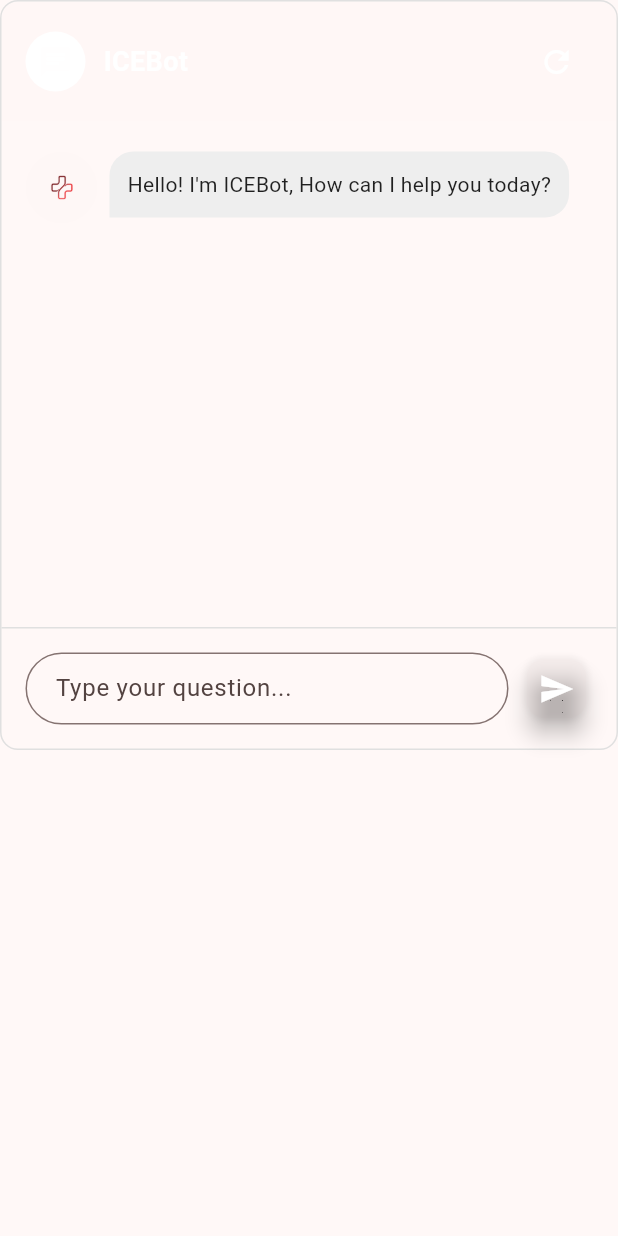
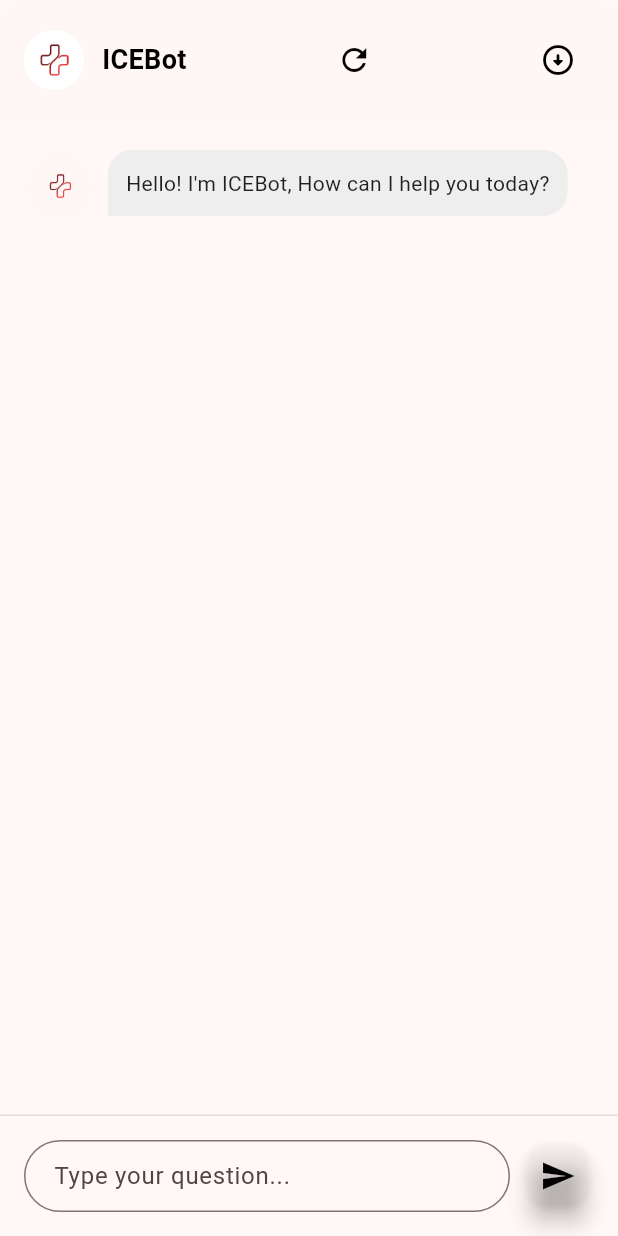
Before and after one commit to maiHydrogen/ICEbot, a Flutter app: the ChatbotWidget screen opened directly with empty values, on a phone screen of 412 x 824 dp. Run offline on Flutter 3.47's test engine with Material 3 defaults, Android fonts, the phone set to English and light mode, and no system bars; missing offline and left inert: string_similarity.

Commit message:
chore: moved the bot to separate page

```diff
--- a/lib/src/models/chatbot_config.dart
+++ b/lib/src/models/chatbot_config.dart
@@ -24,6 +24,6 @@ class ChatbotConfig {
     this.showTimestamp = false,
     this.enableSuggestions = true,
     this.maxSuggestions = 3,
-    this.typingDelay = const Duration(milliseconds: 1000),
+    this.typingDelay = const Duration(milliseconds: 100),
   });
 }
--- a/lib/src/widgets/chatbot_widget.dart
+++ b/lib/src/widgets/chatbot_widget.dart
@@ -8,12 +8,12 @@ class ChatbotWidget extends StatefulWidget {
   final double? width;
 
   const ChatbotWidget({
-    Key? key,
+    super.key,
     required this.faqs,
     this.config = const ChatbotConfig(),
     this.height,
     this.width,
-  }) : super(key: key);
+  });
 
   @override
   State<ChatbotWidget> createState() => _ChatbotWidgetState();
@@ -34,13 +34,11 @@ class _ChatbotWidgetState extends State<ChatbotWidget> {
 
   @override
   Widget build(BuildContext context) {
-    return Container(
-      height: widget.height ?? 500,
-      width: widget.width ?? double.infinity,
-      decoration: BoxDecoration(
-        border: Border.all(color: Colors.grey.shade300),
-        borderRadius: BorderRadius.circular(12),
-      ),
+    return Scaffold(
+      body: SafeArea(
+        child: SizedBox(
+          height: widget.height ,
+          width: widget.width,
           child: Column(
             children: [
               _buildHeader(),
@@ -48,6 +46,8 @@ class _ChatbotWidgetState extends State<ChatbotWidget> {
               if (widget.config.enableSuggestions) _buildSuggestions(),
               _buildInputArea(),
             ],
+          ),
+        ),
       ),
     );
   }
@@ -66,13 +66,16 @@ class _ChatbotWidgetState extends State<ChatbotWidget> {
         children: [
           CircleAvatar(
             backgroundColor: Colors.white,
-            child: Icon(Icons.chat, color: widget.config.primaryColor),
+            child: Image(
+              image: AssetImage("images/plus.png", package: "icebot"),
+              height: 32,
+            ),
           ),
           const SizedBox(width: 12),
           Text(
             widget.config.botName,
             style: const TextStyle(
-              color: Colors.white,
+              color: Colors.black,
               fontSize: 18,
               fontWeight: FontWeight.bold,
             ),
@@ -80,7 +83,12 @@ class _ChatbotWidgetState extends State<ChatbotWidget> {
           const Spacer(),
           IconButton(
             onPressed: _chatService.clearChat,
-            icon: const Icon(Icons.refresh, color: Colors.white),
+            icon: const Icon(Icons.refresh, color: Colors.black),
+          ),
+          const Spacer(),
+          IconButton(
+            onPressed: _scrollToBottom,
+            icon: const Icon(Icons.arrow_circle_down_rounded, color: Colors.black),
           ),
         ],
       ),
@@ -160,7 +168,7 @@ class _ChatbotWidgetState extends State<ChatbotWidget> {
             mini: true,
             backgroundColor: widget.config.primaryColor,
             onPressed: () => _sendMessage(_controller.text),
-            child: const Icon(Icons.send, color: Colors.white),
+            child: const Icon(Icons.send, color: Colors.black),
           ),
         ],
       ),
```
Also changed, not shown: example/lib/main.dart (+18 -58 lines). Lines whose indentation alone changed are shown as unchanged.
